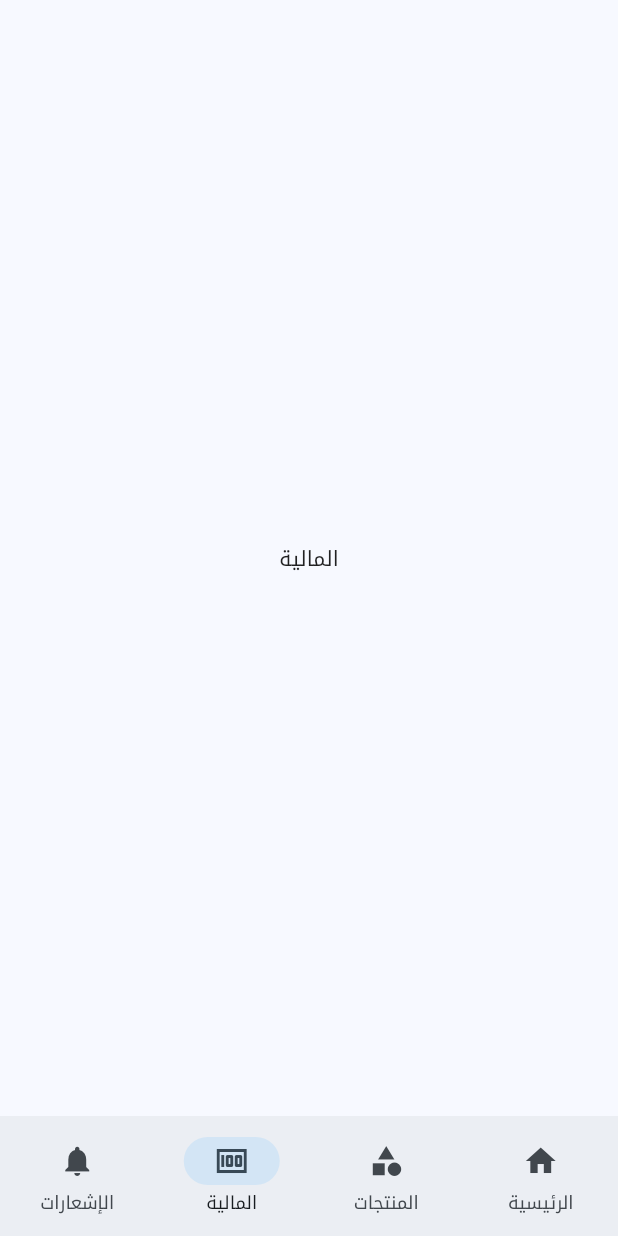
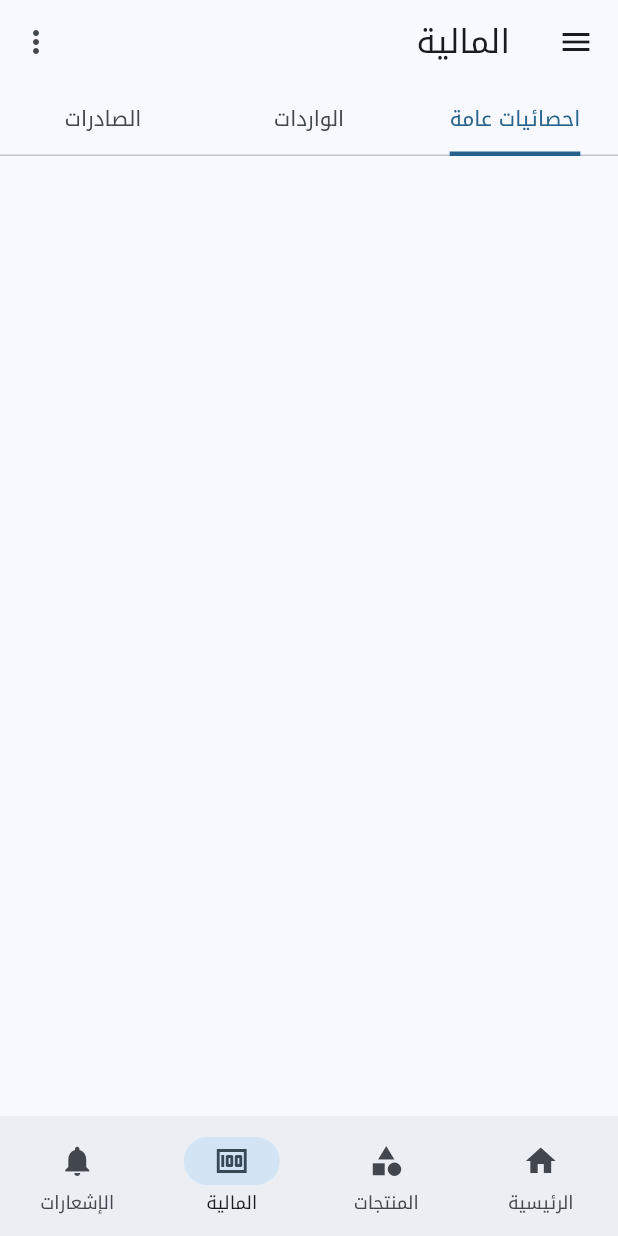
Before and after one commit to elnadar/erp, a Flutter app: the screen it shows after launch, item 3 of the bottom bar chosen, on a phone screen of 412 x 824 dp. Run offline on Flutter 3.47's test engine with Material 2 defaults, Android fonts, the phone set to English and light mode, and no system bars; our stand-ins replace bloc, flutter_bloc, go_router, google_fonts.

Commit message:
[VIEWS] Finished Finance View.

```diff
--- /dev/null
+++ b/lib/home/presentation/components/finance_view/finance_view.dart
@@ -0,0 +1,63 @@
+import 'package:erp/utils/localization/ar.dart';
+import 'package:flutter/material.dart';
+
+class FinanceView extends StatelessWidget {
+  const FinanceView({super.key});
+
+  @override
+  Widget build(BuildContext context) {
+    // final ThemeData theme = Theme.of(context);
+    return DefaultTabController(
+      length: 3,
+      child: CustomScrollView(
+        slivers: [
+          SliverAppBar(
+            leading: IconButton(
+              icon: const Icon(Icons.menu),
+              tooltip: ArabicLangLoc.homeScreenAppBarMenue,
+              onPressed: () {},
+            ),
+            actions: [
+              IconButton(
+                icon: const Icon(Icons.more_vert_rounded),
+                onPressed: () {},
+              )
+            ],
+            floating: true,
+            pinned: true,
+            snap: true,
+            stretch: true,
+            title: const Text("المالية"),
+            bottom: const TabBar(
+              // labelColor: theme.colorScheme.secondary,
+              tabs: [
+                Tab(
+                  text: "احصائيات عامة",
+                ),
+                Tab(
+                  text: "الواردات",
+                ),
+                Tab(
+                  text: "الصادرات",
+                ),
+              ],
+            ),
+          ),
+          // ignore: prefer_const_constructors
+          SliverToBoxAdapter(
+            child: SizedBox(
+              height: 1500,
+              child: const TabBarView(
+                children: [
+                  Icon(Icons.directions_car),
+                  Icon(Icons.directions_transit),
+                  Icon(Icons.directions_transit),
+                ],
+              ),
+            ),
+          )
+        ],
+      ),
+    );
+  }
+}
--- a/lib/home/presentation/screens/home_screen.dart
+++ b/lib/home/presentation/screens/home_screen.dart
@@ -1,3 +1,4 @@
+import 'package:erp/home/presentation/components/finance_view/finance_view.dart';
 import 'package:erp/home/presentation/components/home_view/home_view.dart';
 import 'package:erp/home/presentation/components/prouducts_view/products_view.dart';
 import 'package:erp/home/presentation/controllers/bottom_nav_bar/bottom_nav_bar_cubit.dart';
@@ -32,9 +33,7 @@ class HomeScreen extends StatelessWidget {
       body: const <Widget>[
         HomeView(),
         ProductsView(),
-        Center(
-          child: Text("المالية"),
-        ),
+        FinanceView(),
         Center(
           child: Text("الإشعارات"),
         ),
```
